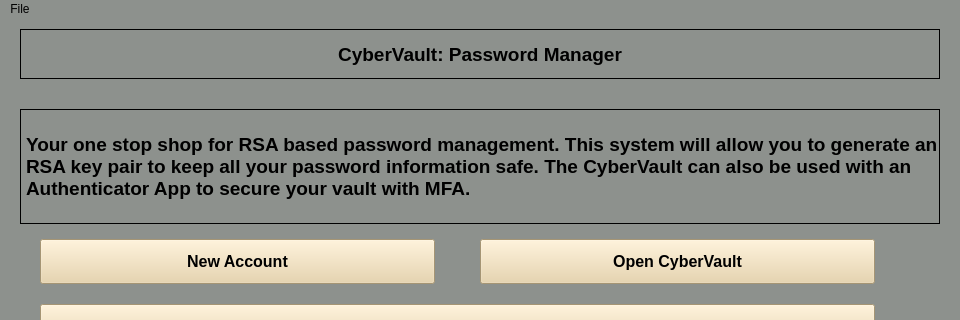
Before: the Qt Designer form cybervault.ui in dark-anub1s/CyberVault, drawn with Qt 5; both pictures show x 0 to 960 and y 0 to 320 of the 960 by 540 pixel window.
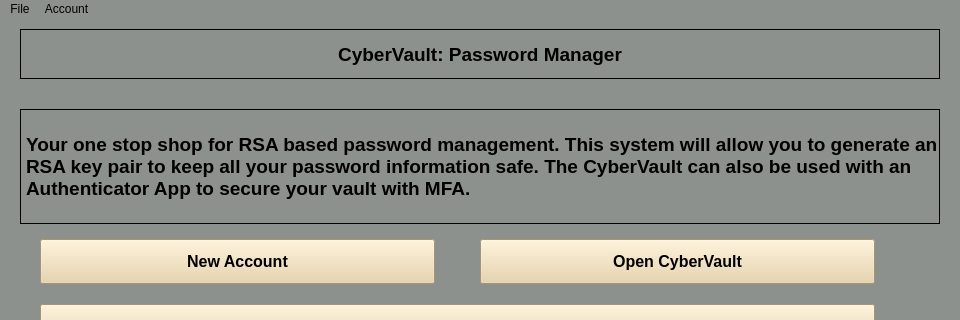
After: the same form once the commit is applied. Icons and pictures are not drawn.

Commit message: Started working on menu and Password Generator Window.

Diff of the .ui file:
```diff
--- a/cybervault.ui
+++ b/cybervault.ui
@@ -202,15 +202,23 @@
      <x>0</x>
      <y>0</y>
      <width>960</width>
-     <height>25</height>
+     <height>26</height>
     </rect>
    </property>
    <widget class="QMenu" name="menuFile">
     <property name="title">
      <string>File</string>
     </property>
+    <addaction name="exit_app"/>
+   </widget>
+   <widget class="QMenu" name="menuAccount">
+    <property name="title">
+     <string>Account</string>
+    </property>
+    <addaction name="pass_gen"/>
    </widget>
    <addaction name="menuFile"/>
+   <addaction name="menuAccount"/>
   </widget>
   <widget class="QStatusBar" name="statusbar"/>
  </widget>
```
Left out of the diff: 13 changed lines with no effect on the pictures. The commit also changes 7852 other files.
